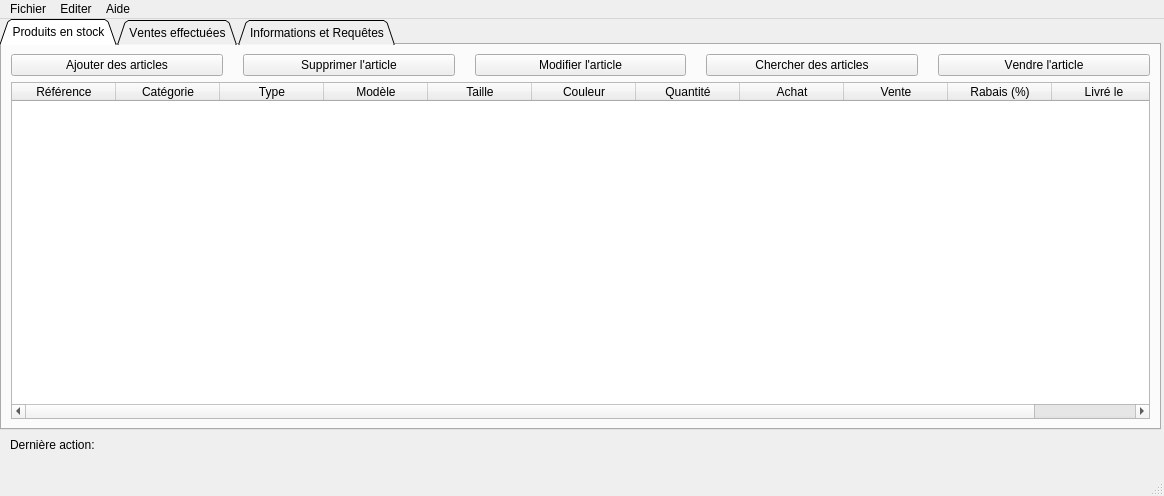
Old version of the form GestionDeStock/mainwindow.ui in the repository pawamoy/gestion-de-stock.
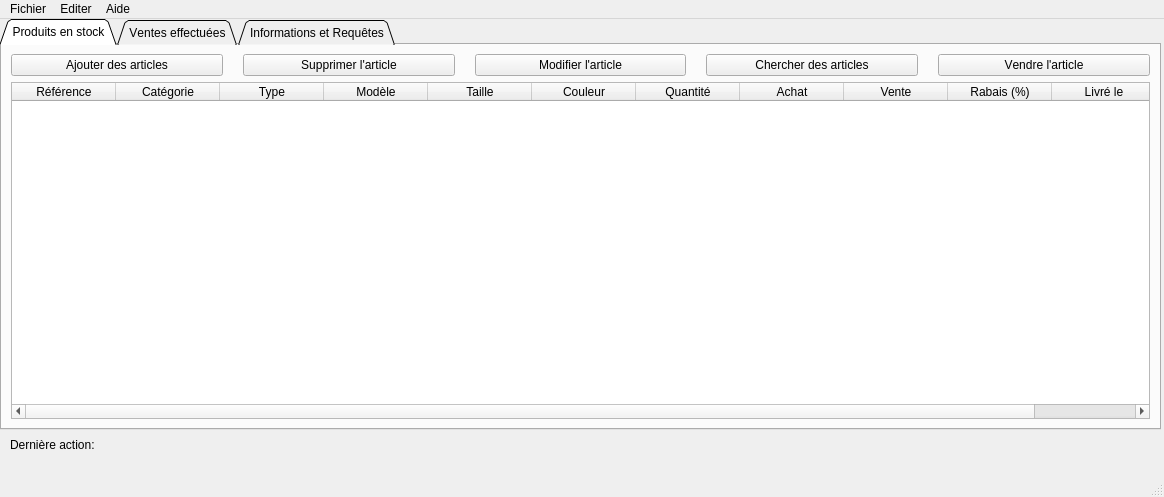
New version of the form. Icons and pictures are not drawn.

```diff
--- a/GestionDeStock/mainwindow.ui
+++ b/GestionDeStock/mainwindow.ui
@@ -7,9 +7,15 @@
     <x>0</x>
     <y>0</y>
     <width>1164</width>
-    <height>496</height>
+    <height>497</height>
    </rect>
   </property>
+  <property name="sizePolicy">
+   <sizepolicy hsizetype="Expanding" vsizetype="Preferred">
+    <horstretch>0</horstretch>
+    <verstretch>0</verstretch>
+   </sizepolicy>
+  </property>
   <property name="windowTitle">
    <string>Gestion de stock</string>
   </property>
@@ -18,6 +24,12 @@
     <normaloff>../appdata/kspread.png</normaloff>../appdata/kspread.png</iconset>
   </property>
   <widget class="QWidget" name="centralwidget">
+   <property name="sizePolicy">
+    <sizepolicy hsizetype="Expanding" vsizetype="Expanding">
+     <horstretch>0</horstretch>
+     <verstretch>0</verstretch>
+    </sizepolicy>
+   </property>
    <widget class="QWidget" name="horizontalLayoutWidget">
     <property name="geometry">
      <rect>
```
Left out of the diff: 53 changed lines with no effect on the pictures.
